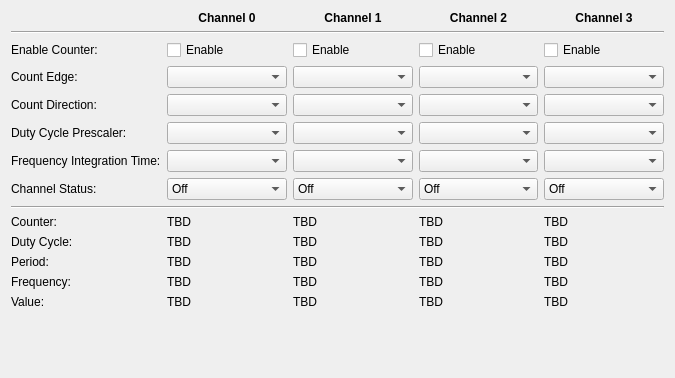
This is src/brickv/plugin_system/plugins/industrial_counter/ui/industrial_counter.ui in Tinkerforge/brickv as Qt 5 draws it before an edit. The edited form follows.
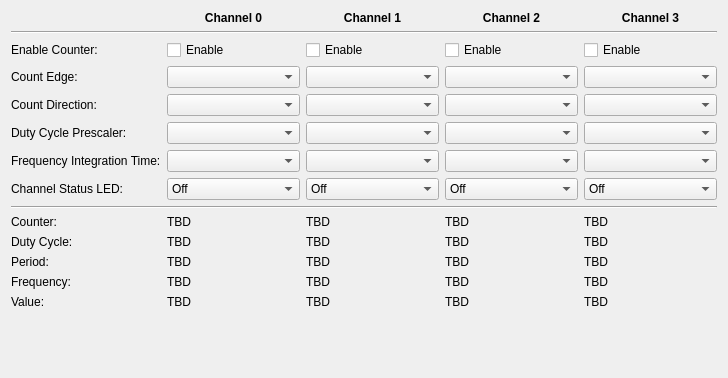
This is the edited form.

Commit message: Use Channel Status LED as label

Patch:
```diff
--- a/src/brickv/plugin_system/plugins/industrial_counter/ui/industrial_counter.ui
+++ b/src/brickv/plugin_system/plugins/industrial_counter/ui/industrial_counter.ui
@@ -6,7 +6,7 @@
    <rect>
     <x>0</x>
     <y>0</y>
-    <width>675</width>
+    <width>728</width>
     <height>378</height>
    </rect>
   </property>
@@ -781,7 +781,7 @@
         </sizepolicy>
        </property>
        <property name="text">
-        <string>Channel Status:</string>
+        <string>Channel Status LED:</string>
        </property>
       </widget>
      </item>
```
